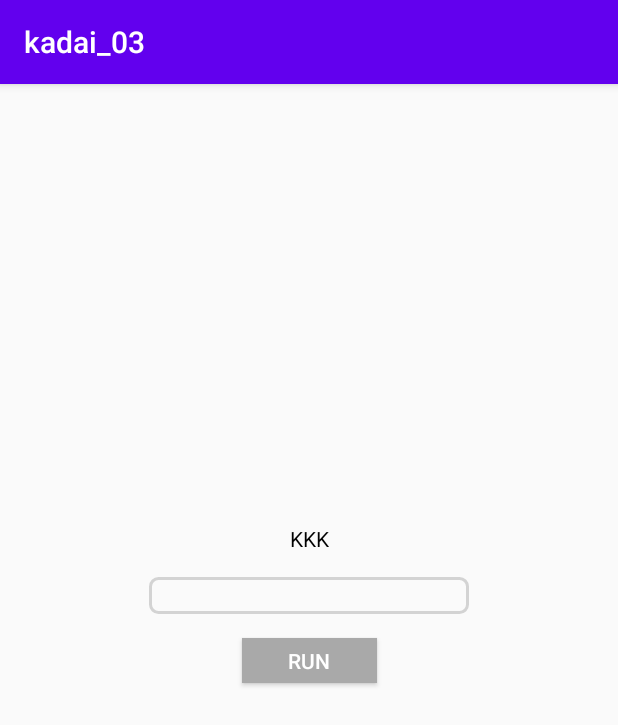
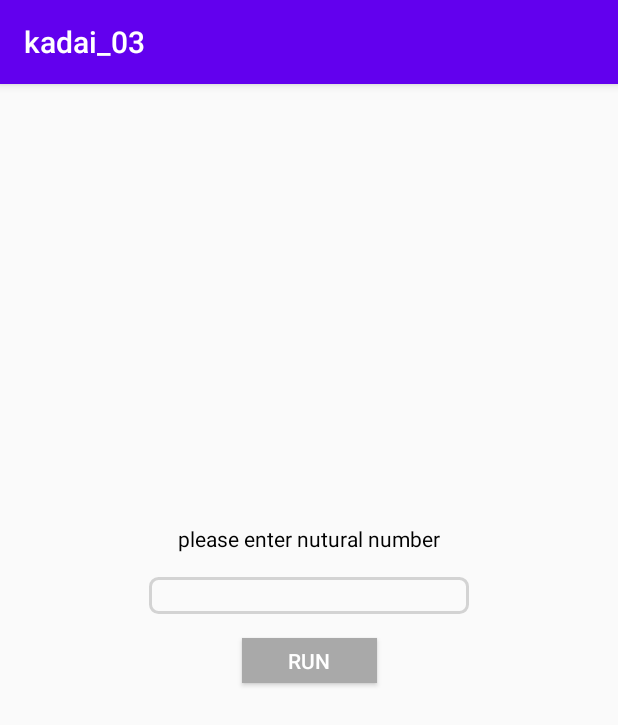
Before and after one commit to ryo1443/mobile_Ryo, an Android app: the screen it shows after launch (MainActivity), after a tap on "RUN", on a phone screen of 412 x 824 dp. Shown: the top 725 px of the screen. Run offline under Robolectric (Android 15) with nearby library versions, the phone set to English and light mode, and no system bars.

Commit message:
タイトルバー以外は完成

```diff
--- a/kadai_03/app/src/main/java/kadai_03/com/MainActivity.kt
+++ b/kadai_03/app/src/main/java/kadai_03/com/MainActivity.kt
@@ -5,6 +5,7 @@ import android.os.Bundle
 import android.view.View
 import android.widget.Button
 import android.widget.TextView
+import android.widget.EditText
 import kotlinx.android.synthetic.main.activity_main.*
 
 class MainActivity : AppCompatActivity() {
@@ -13,10 +14,38 @@ class MainActivity : AppCompatActivity() {
         super.onCreate(savedInstanceState)
         setContentView(R.layout.activity_main)
 
-        RUN_button.setOnClickListener{
-            textView.text="KKK"
+        RUN_button.setOnClickListener(){
+            val a = Cul()
+            val year:Int?=textbox.getText().toString().toIntOrNull()
+            textView.text=a.isLeap(year)
         }
+
 
     }
 
 }
+
+
+class Cul{
+
+    fun isLeap(year:Int?):String{
+
+        if(year !is Int || year <= 0 || year == null){
+            return "please enter nutural number"
+        }
+        //自然数じゃないとき
+
+        if(year % 4 == 0){
+            if(year % 400==0) return "${year} is leapyear!"
+
+            if(year % 100 ==0) return "${year} is not leapyear!"
+
+            return "${year} is leapyear!"
+
+
+        }else{
+            return "${year} is not leapyear!"
+        }
+        //うるう年判定
+    }
+}
--- a/kadai_03/app/src/main/res/layout/activity_main.xml
+++ b/kadai_03/app/src/main/res/layout/activity_main.xml
@@ -11,7 +11,7 @@
         android:layout_width="wrap_content"
         android:layout_height="wrap_content"
         android:layout_marginBottom="16dp"
-        android:text="Hello World!"
+        android:text="@string/Enter_year"
         android:textColor="#000000"
         android:textColorHighlight="#7E7E7E"
         app:layout_constraintBottom_toTopOf="@+id/textbox"
@@ -37,15 +37,18 @@
         android:layout_width="wrap_content"
         android:layout_height="wrap_content"
         android:layout_marginBottom="16dp"
+        android:autofillHints=""
+        android:background="@drawable/view_frame"
         android:ems="10"
+        android:hint="@string/textbox"
         android:inputType="textPersonName"
         android:singleLine="true"
         android:text="@string/leapyear"
         android:textColor="#000000"
+        android:paddingLeft="10dp"
+        android:paddingRight="10dp"
         app:layout_constraintBottom_toTopOf="@+id/RUN_button"
         app:layout_constraintEnd_toEndOf="parent"
-        app:layout_constraintStart_toStartOf="parent"
-        android:autofillHints=""
-        android:background="@drawable/view_frame"/>
+        app:layout_constraintStart_toStartOf="parent" />
 
 </androidx.constraintlayout.widget.ConstraintLayout>
--- a/kadai_03/app/src/main/res/values/strings.xml
+++ b/kadai_03/app/src/main/res/values/strings.xml
@@ -2,4 +2,7 @@
     <string name="app_name">kadai_03</string>
     <string name="run">run</string>
     <string name="leapyear" />
+    <string name="enter_a_year_and_check">Enter a year and check</string>
+    <string name="textbox" />
+    <string name="Enter_year">Enter year</string>
 </resources>
```
